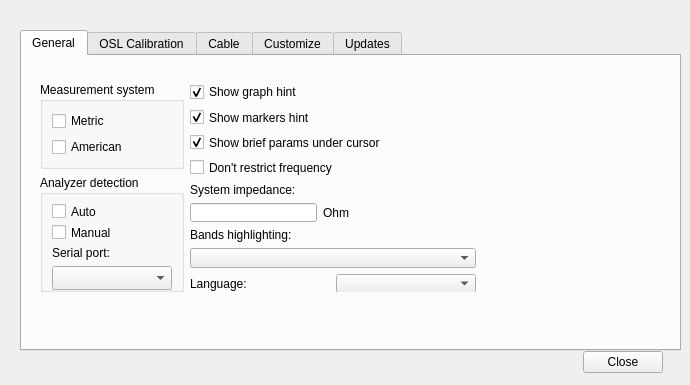
rigexpert/AntScope2, file settings.ui: the form before one commit.
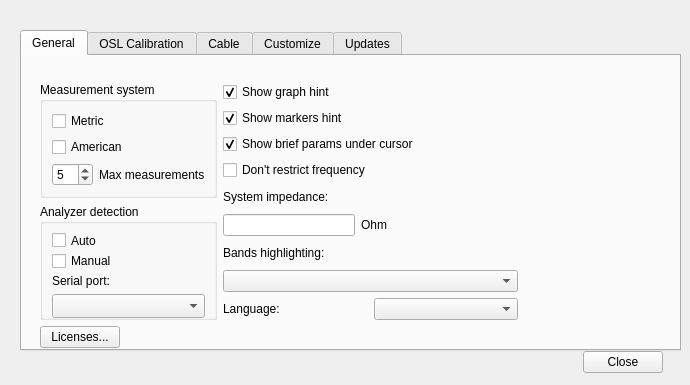
The form after the commit. The open tabs and pages were chosen to show the change.

Commit message: v-1.0.17 - BUG FIXED: TDR impulse response - BUG FIXED: ITU-regions are not printed correctly - TDR scaling is enable now - Export measurement results based on cable settings implemented - The maximum number of simultaneously displayed measurements can be set by the user within 1-15

The edit to the form file:
```diff
--- a/settings.ui
+++ b/settings.ui
@@ -52,10 +52,12 @@
       <rect>
        <x>18</x>
        <y>26</y>
-       <width>436</width>
-       <height>210</height>
+       <width>478</width>
+       <height>266</height>
       </rect>
      </property>
+     <layout class="QVBoxLayout" name="verticalLayout_16">
+      <item>
      <layout class="QHBoxLayout" name="horizontalLayout_26">
       <item>
        <layout class="QVBoxLayout" name="verticalLayout_15">
@@ -79,6 +81,30 @@
              </property>
             </widget>
            </item>
+             <item row="2" column="0">
+              <layout class="QHBoxLayout" name="horizontalLayout_36">
+               <item>
+                <widget class="QSpinBox" name="spinBoxMeasurements">
+                 <property name="minimum">
+                  <number>1</number>
+                 </property>
+                 <property name="maximum">
+                  <number>15</number>
+                 </property>
+                 <property name="value">
+                  <number>5</number>
+                 </property>
+                </widget>
+               </item>
+               <item>
+                <widget class="QLabel" name="label_33">
+                 <property name="text">
+                  <string>Max measurements</string>
+                 </property>
+                </widget>
+               </item>
+              </layout>
+             </item>
           </layout>
          </widget>
         </item>
@@ -258,6 +284,35 @@
        </layout>
       </item>
      </layout>
+      </item>
+      <item>
+       <layout class="QHBoxLayout" name="horizontalLayout_35">
+        <item>
+         <widget class="QPushButton" name="licencesBtn">
+          <property name="text">
+           <string>Licenses...</string>
+          </property>
+          <property name="autoDefault">
+           <bool>false</bool>
+          </property>
+         </widget>
+        </item>
+        <item>
+         <spacer name="horizontalSpacer_8">
+          <property name="orientation">
+           <enum>Qt::Horizontal</enum>
+          </property>
+          <property name="sizeHint" stdset="0">
+           <size>
+            <width>40</width>
+            <height>20</height>
+           </size>
+          </property>
+         </spacer>
+        </item>
+       </layout>
+      </item>
+     </layout>
     </widget>
    </widget>
    <widget class="QWidget" name="Calibration">
```
Left out of the diff: 64 changed lines with no effect on the pictures. Lines whose indentation alone changed are shown as unchanged. The commit also changes 26 other files.
